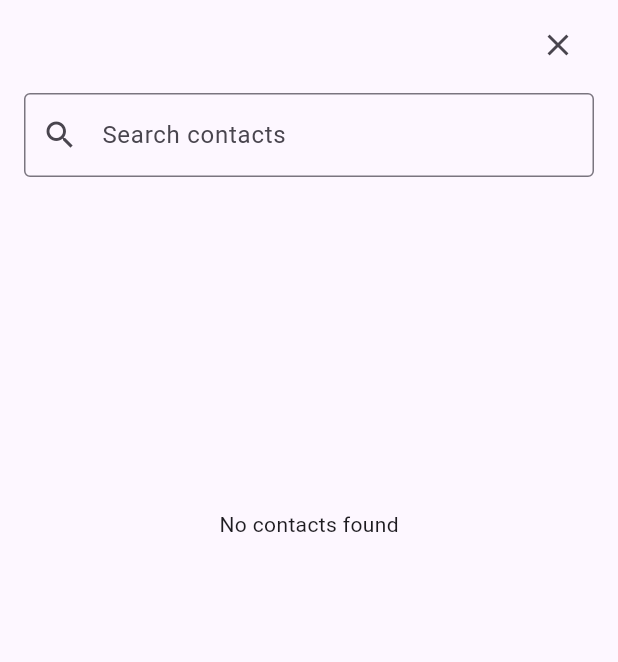
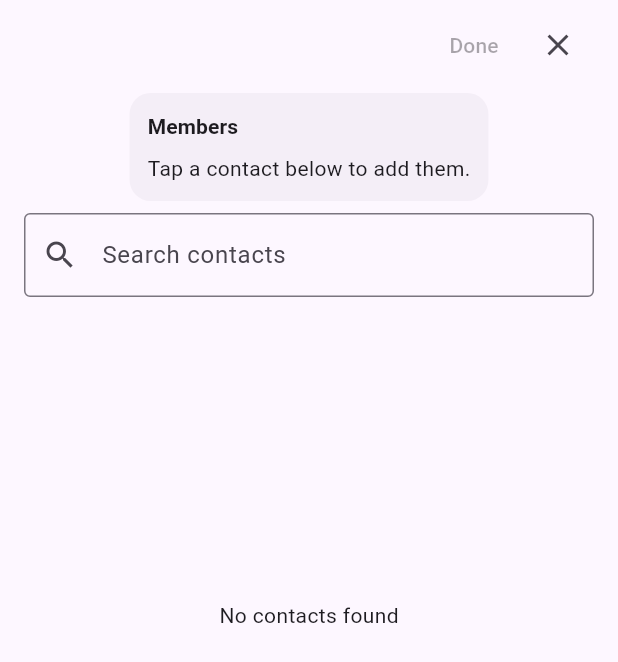
Before and after one commit to SibyllineSourceCode/projectHermes_frontEnd, a Flutter app: the _ContactsPickerSheet widget shown alone on an empty page, opened directly with empty values, on a phone screen of 412 x 824 dp. Shown: the top 662 px of the screen. Run offline on Flutter 3.47's test engine with Material 3 defaults, Android fonts, the phone set to English and light mode, and no system bars; our stand-ins replace camera, equatable, firebase_auth, firebase_core, firebase_messaging, flutter_bloc and 4 more; accounts and stored records are empty; network calls fail.

Commit message:
Added split between members and contact list

```diff
--- a/lib/src/screens/list_screen.dart
+++ b/lib/src/screens/list_screen.dart
@@ -137,14 +137,14 @@ class _ListScreenState extends State<ListScreen> {
         return _ContactsPickerSheet(
           title: 'Contacts for "$listName"',
           contacts: contacts,
-          onPick: (contact) {
-            // Do something with the chosen contact here:
-            // e.g. add to list, open detail, etc.
+          onDone: (members) {
             Navigator.pop(ctx);
 
             ScaffoldMessenger.of(context).showSnackBar(
-              SnackBar(content: Text('Selected: ${contact.displayName}')),
+              SnackBar(content: Text('Members: ${members.length}')),
             );
+
+            // TODO: send members to backend, etc.
           },
         );
       },
@@ -267,12 +267,12 @@ class _ContactsPickerSheet extends StatefulWidget {
   const _ContactsPickerSheet({
     required this.title,
     required this.contacts,
-    required this.onPick,
+    required this.onDone,
   });
 
   final String title;
   final List<Contact> contacts;
-  final ValueChanged<Contact> onPick;
+  final ValueChanged<List<Contact>> onDone;
 
   @override
   State<_ContactsPickerSheet> createState() => _ContactsPickerSheetState();
@@ -280,6 +280,10 @@ class _ContactsPickerSheet extends StatefulWidget {
 
 class _ContactsPickerSheetState extends State<_ContactsPickerSheet> {
   final _search = TextEditingController();
+
+  // Keep selections by ID so we can de-dupe and keep stable membership
+  final Map<String, Contact> _selectedById = {};
+
   late List<Contact> _filtered;
 
   @override
@@ -310,13 +314,14 @@ class _ContactsPickerSheetState extends State<_ContactsPickerSheet> {
 
   @override
   Widget build(BuildContext context) {
-    // "Smaller floating screen": limit height to ~70% of screen
-    final maxH = MediaQuery.of(context).size.height * 0.7;
+    final maxH = MediaQuery.of(context).size.height * 0.75;
+    final members = _selectedById.values.toList();
 
     return ConstrainedBox(
       constraints: BoxConstraints(maxHeight: maxH),
       child: Column(
         children: [
+          // Header
           Padding(
             padding: const EdgeInsets.fromLTRB(16, 6, 16, 8),
             child: Row(
@@ -331,6 +336,10 @@ class _ContactsPickerSheetState extends State<_ContactsPickerSheet> {
                     overflow: TextOverflow.ellipsis,
                   ),
                 ),
+                TextButton(
+                  onPressed: members.isEmpty ? null : () => widget.onDone(members),
+                  child: Text(members.isEmpty ? 'Done' : 'Done (${members.length})'),
+                ),
                 IconButton(
                   onPressed: () => Navigator.pop(context),
                   icon: const Icon(Icons.close),
@@ -339,6 +348,17 @@ class _ContactsPickerSheetState extends State<_ContactsPickerSheet> {
             ),
           ),
 
+          // ===== Upper: Members section =====
+          _MembersSection(
+            members: members,
+            onRemove: (c) {
+              setState(() => _selectedById.remove(_contactKey(c)));
+            },
+          ),
+
+          const SizedBox(height: 8),
+
+          // ===== Lower: Search + Contacts list =====
           Padding(
             padding: const EdgeInsets.fromLTRB(16, 0, 16, 12),
             child: TextField(
@@ -360,6 +380,9 @@ class _ContactsPickerSheetState extends State<_ContactsPickerSheet> {
                     separatorBuilder: (_, __) => const Divider(height: 1),
                     itemBuilder: (context, i) {
                       final c = _filtered[i];
+                      final id = _contactKey(c);
+                      final isSelected = _selectedById.containsKey(id);
+
                       final subtitle = _bestSubtitle(c);
 
                       return ListTile(
@@ -381,7 +404,19 @@ class _ContactsPickerSheetState extends State<_ContactsPickerSheet> {
                                 maxLines: 1,
                                 overflow: TextOverflow.ellipsis,
                               ),
-                        onTap: () => widget.onPick(c),
+                        trailing: isSelected
+                            ? const Icon(Icons.check_circle)
+                            : const Icon(Icons.add_circle_outline),
+                        onTap: () {
+                          setState(() {
+                            if (isSelected) {
+                              // Toggle off if you want tap-to-remove
+                              _selectedById.remove(id);
+                            } else {
+                              _selectedById[id] = c;
+                            }
+                          });
+                        },
                       );
                     },
                   ),
@@ -393,11 +428,76 @@ class _ContactsPickerSheetState extends State<_ContactsPickerSheet> {
     );
   }
 
+  // Prefer contact.id if present; fall back to a derived key
+  String _contactKey(Contact c) {
+    if (c.id.isNotEmpty) return c.id;
+
+    // fallback: name + first phone/email
+    final phone = c.phones.isNotEmpty ? c.phones.first.number : '';
+    final email = c.emails.isNotEmpty ? c.emails.first.address : '';
+    return '${c.displayName}|$phone|$email';
+  }
+
   String? _bestSubtitle(Contact c) {
-    // Show a phone if present, else email, else nothing
     if (c.phones.isNotEmpty) return c.phones.first.number;
     if (c.emails.isNotEmpty) return c.emails.first.address;
     return null;
+  }
+}
+
+class _MembersSection extends StatelessWidget {
+  const _MembersSection({
+    required this.members,
+    required this.onRemove,
+  });
+
+  final List<Contact> members;
+  final ValueChanged<Contact> onRemove;
+
+  @override
+  Widget build(BuildContext context) {
+    return Padding(
+      padding: const EdgeInsets.symmetric(horizontal: 16),
+      child: Material(
+        color: Theme.of(context).colorScheme.surfaceVariant.withOpacity(0.4),
+        borderRadius: BorderRadius.circular(14),
+        child: Padding(
+          padding: const EdgeInsets.all(12),
+          child: Column(
+            crossAxisAlignment: CrossAxisAlignment.start,
+            children: [
+              Text(
+                'Members',
+                style: Theme.of(context).textTheme.titleSmall?.copyWith(
+                      fontWeight: FontWeight.w700,
+                    ),
+              ),
+              const SizedBox(height: 8),
+              if (members.isEmpty)
+                Text(
+                  'Tap a contact below to add them.',
+                  style: Theme.of(context).textTheme.bodyMedium,
+                )
+              else
+                Wrap(
+                  spacing: 8,
+                  runSpacing: 8,
+                  children: members.map((c) {
+                    final label = c.displayName.isEmpty ? 'Unnamed' : c.displayName;
+                    return InputChip(
+                      label: Text(
+                        label,
+                        overflow: TextOverflow.ellipsis,
+                      ),
+                      onDeleted: () => onRemove(c),
+                    );
+                  }).toList(),
+                ),
+            ],
+          ),
+        ),
+      ),
+    );
   }
 }
 
```
